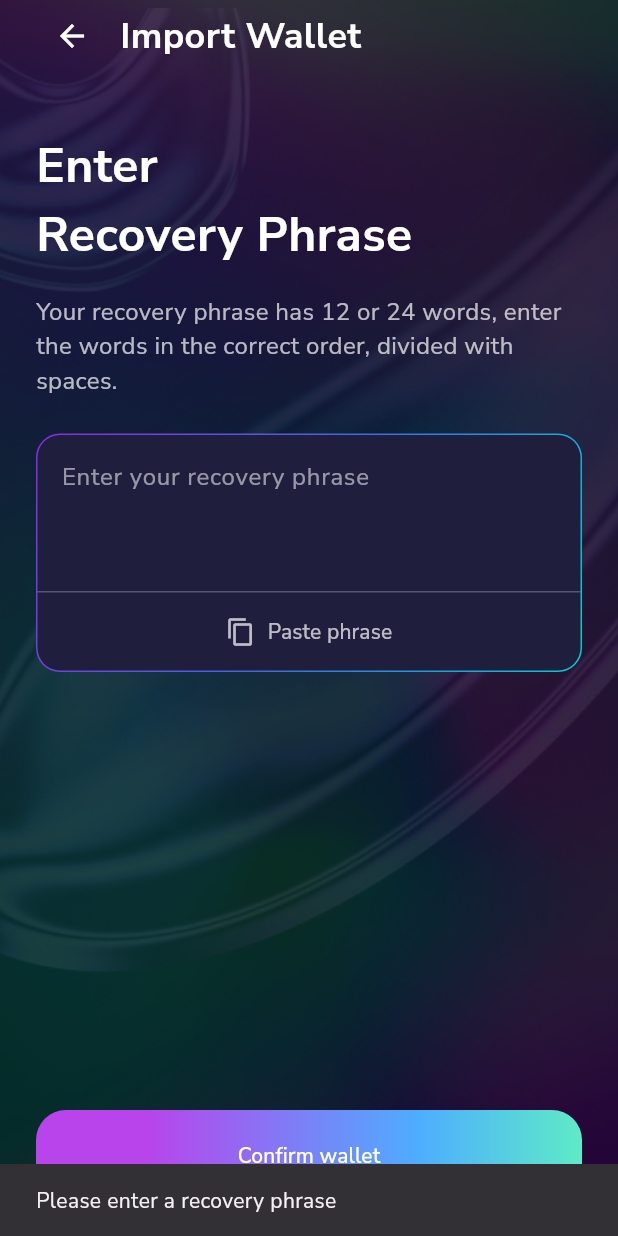
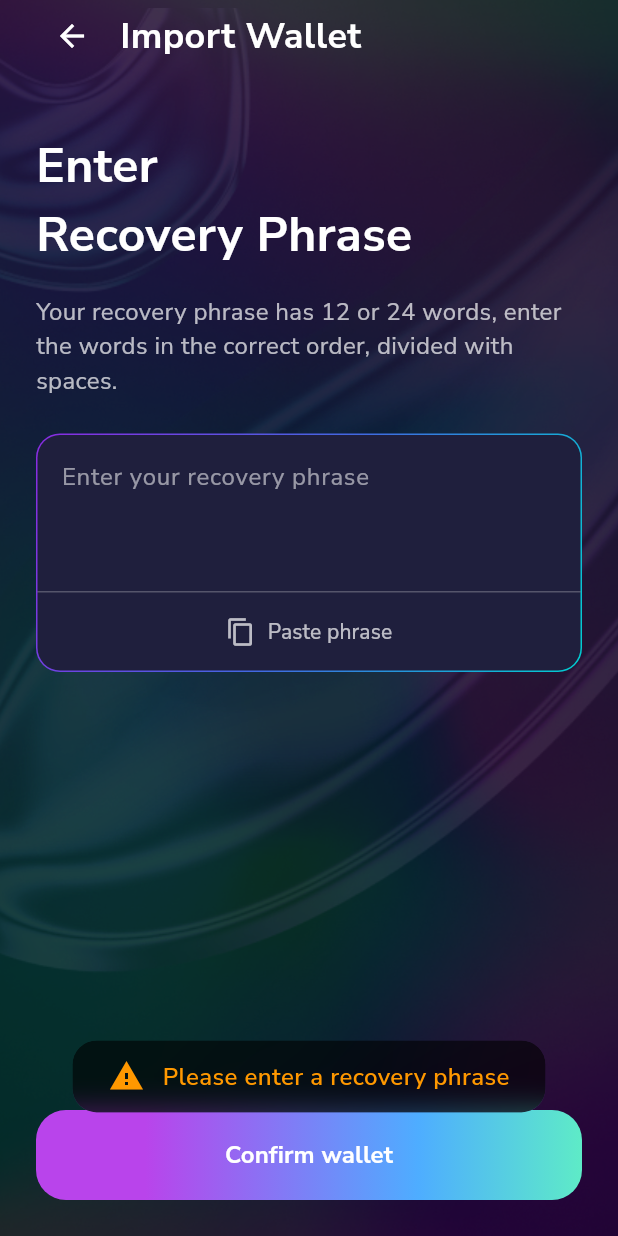
Before and after one commit to PixelDat/Solgate-mobile-app, a Flutter app: the screen it shows after launch, after a tap on "Confirm wallet", on a phone screen of 412 x 824 dp. Run offline on Flutter 3.47's test engine with Material 3 defaults, Android fonts, the phone set to English and light mode, and no system bars; our stand-ins replace cloud_firestore, firebase_auth, firebase_core, flutter_dotenv, flutter_secure_storage, google_sign_in and 1 more; missing offline and left inert: base58check, bip39, ed25519_hd_key, encrypt, twitter_login, web3dart; accounts and stored records are empty.

Commit message:
Added Cutom toast

```diff
--- a/lib/pages/import_wallet_page.dart
+++ b/lib/pages/import_wallet_page.dart
@@ -9,6 +9,8 @@ import 'package:ed25519_hd_key/ed25519_hd_key.dart';
 import 'package:hex/hex.dart';
 import 'package:web3dart/web3dart.dart';
 import 'package:base58check/base58check.dart' as base58;
+import 'package:tongate/widgets/CustomToast.dart';
+import 'package:tongate/utils/toast_utils.dart';
 
 class ImportWalletPage extends StatefulWidget {
   @override
@@ -181,7 +183,7 @@ class _ImportWalletPageState extends State<ImportWalletPage> {
                               Text('Confirming...'),
                             ],
                           )
-                        : Text('Confirm wallet'),
+                        : Text('Confirm wallet', style: TextStyle(color: Colors.white, fontSize: 16, fontWeight: FontWeight.bold),),
                   ),
                 ),
               ],
@@ -200,16 +202,12 @@ class _ImportWalletPageState extends State<ImportWalletPage> {
     try {
       final recoveryPhrase = _recoveryPhraseController.text.trim();
       if (recoveryPhrase.isEmpty) {
-        ScaffoldMessenger.of(context).showSnackBar(
-          SnackBar(content: Text('Please enter a recovery phrase')),
-        );
+        showCustomToast(context, 'Please enter a recovery phrase', ToastType.warning);
         return;
       }
 
       if (!bip39.validateMnemonic(recoveryPhrase)) {
-        ScaffoldMessenger.of(context).showSnackBar(
-          SnackBar(content: Text('Invalid recovery phrase')),
-        );
+        showCustomToast(context, 'Invalid recovery phrase', ToastType.error);
         return;
       }
 
@@ -227,14 +225,10 @@ class _ImportWalletPageState extends State<ImportWalletPage> {
       print(wallet);
       await _saveWallet(wallet);
 
-      ScaffoldMessenger.of(context).showSnackBar(
-        SnackBar(content: Text('Wallet imported successfully')),
-      );
+      showCustomToast(context, 'Wallet imported successfully', ToastType.success);
       // TODO: Navigate to the next screen
     } catch (e) {
-      ScaffoldMessenger.of(context).showSnackBar(
-        SnackBar(content: Text('Error importing wallet: ${e.toString()}')),
-      );
+      showCustomToast(context, 'Error importing wallet: ${e.toString()}', ToastType.error);
     } finally {
       setState(() {
         _isLoading = false;
@@ -269,18 +263,16 @@ class _ImportWalletPageState extends State<ImportWalletPage> {
     }
 
     final seed = bip39.mnemonicToSeed(recoveryPhrase);
-      // Remove the HEX encoding
-      // final seedHex = HEX.encode(seed);
 
     String derivationPath;
     switch (blockchain.toLowerCase()) {
       case 'solana':
         derivationPath = "m/44'/501'/0'/0'";
-          final keyData = await ED25519_HD_KEY.derivePath(derivationPath, seed); // Use seed directly
+        final keyData = await ED25519_HD_KEY.derivePath(derivationPath, seed);
         return base58.Base58CheckEncoder(keyData.key.toString()).toString();
       case 'ethereum':
         derivationPath = "m/44'/60'/0'/0/0";
-          final masterKey = await ED25519_HD_KEY.getMasterKeyFromSeed(seed); // Use seed directly
+        final masterKey = await ED25519_HD_KEY.getMasterKeyFromSeed(seed);
         final privateKey = HEX.encode(masterKey.key);
         final ethPrivateKey = EthPrivateKey.fromHex(privateKey);
         return ethPrivateKey.privateKey.toString();
--- /dev/null
+++ b/lib/utils/toast_utils.dart
@@ -0,0 +1,27 @@
+import 'package:flutter/material.dart';
+import 'package:tongate/widgets/CustomToast.dart';
+
+void showCustomToast(BuildContext context, String message, ToastType type) {
+  final overlay = Overlay.of(context);
+  OverlayEntry overlayEntry;
+
+  overlayEntry = OverlayEntry(
+    builder: (context) => Positioned(
+      // Change the positioning to bottom
+      bottom: MediaQuery.of(context).size.height * 0.1,
+      width: MediaQuery.of(context).size.width,
+      child: Material(
+        color: Colors.transparent,
+        child: Center(
+          child: CustomToast(message: message, type: type),
+        ),
+      ),
+    ),
+  );
+
+  overlay.insert(overlayEntry);
+
+  Future.delayed(Duration(seconds: 2), () {
+    overlayEntry.remove();
+  });
+}
--- /dev/null
+++ b/lib/widgets/CustomToast.dart
@@ -0,0 +1,82 @@
+import 'package:flutter/material.dart';
+import 'dart:ui';
+
+enum ToastType { success, warning, error }
+
+class CustomToast extends StatelessWidget {
+  final String message;
+  final ToastType type;
+
+  const CustomToast({
+    Key? key,
+    required this.message,
+    required this.type,
+  }) : super(key: key);
+
+  @override
+  Widget build(BuildContext context) {
+    return ClipRRect(
+      borderRadius: BorderRadius.circular(16),
+      child: BackdropFilter(
+        filter: ImageFilter.blur(sigmaX: 10, sigmaY: 10),
+        child: Container(
+          padding: EdgeInsets.symmetric(horizontal: 24, vertical: 12),
+          decoration: BoxDecoration(
+            color: Colors.black.withOpacity(0.6),
+            borderRadius: BorderRadius.circular(16),
+          ),
+          child: Row(
+            mainAxisSize: MainAxisSize.min,
+            children: [
+              _getIcon(),
+              SizedBox(width: 12),
+              Flexible(
+                child: Text(
+                  message,
+                  style: TextStyle(
+                    color: _getColor(),
+                    fontSize: 16,
+                    fontWeight: FontWeight.w600,
+                  ),
+                ),
+              ),
+            ],
+          ),
+        ),
+      ),
+    );
+  }
+
+  Widget _getIcon() {
+    IconData iconData;
+    Color color;
+
+    switch (type) {
+      case ToastType.success:
+        iconData = Icons.check_circle;
+        color = Colors.green;
+        break;
+      case ToastType.warning:
+        iconData = Icons.warning;
+        color = Colors.orange;
+        break;
+      case ToastType.error:
+        iconData = Icons.error;
+        color = Colors.red;
+        break;
+    }
+
+    return Icon(iconData, color: color, size: 24);
+  }
+
+  Color _getColor() {
+    switch (type) {
+      case ToastType.success:
+        return Colors.green;
+      case ToastType.warning:
+        return Colors.orange;
+      case ToastType.error:
+        return Colors.red;
+    }
+  }
+}
```
Also changed, not shown: lib/pages/create_or_import_wallet.dart (+9 -1 lines), lib/pages/forgot_password.dart (+8 -8 lines), lib/pages/login.dart (+21 -34 lines), lib/widgets/GradientBorderButton.dart (+3 -10 lines). Lines whose indentation alone changed are shown as unchanged.
